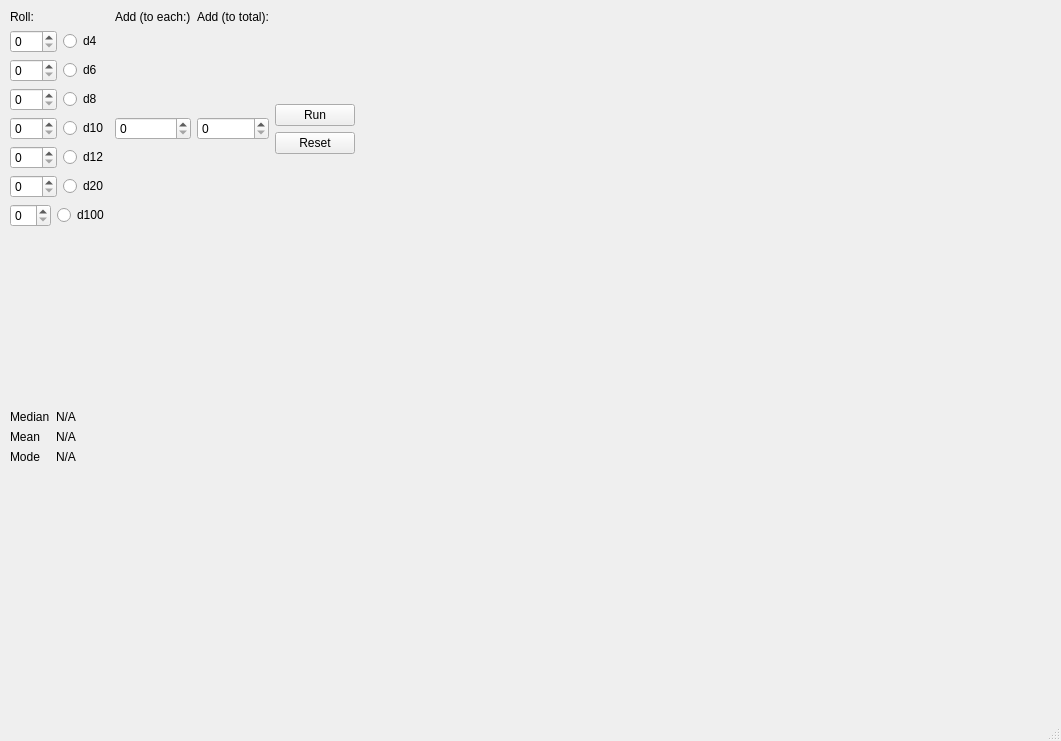
Before: the Qt Designer form ui/MainWindow.ui in AGMMGA/dice-roller, drawn with Qt 5.
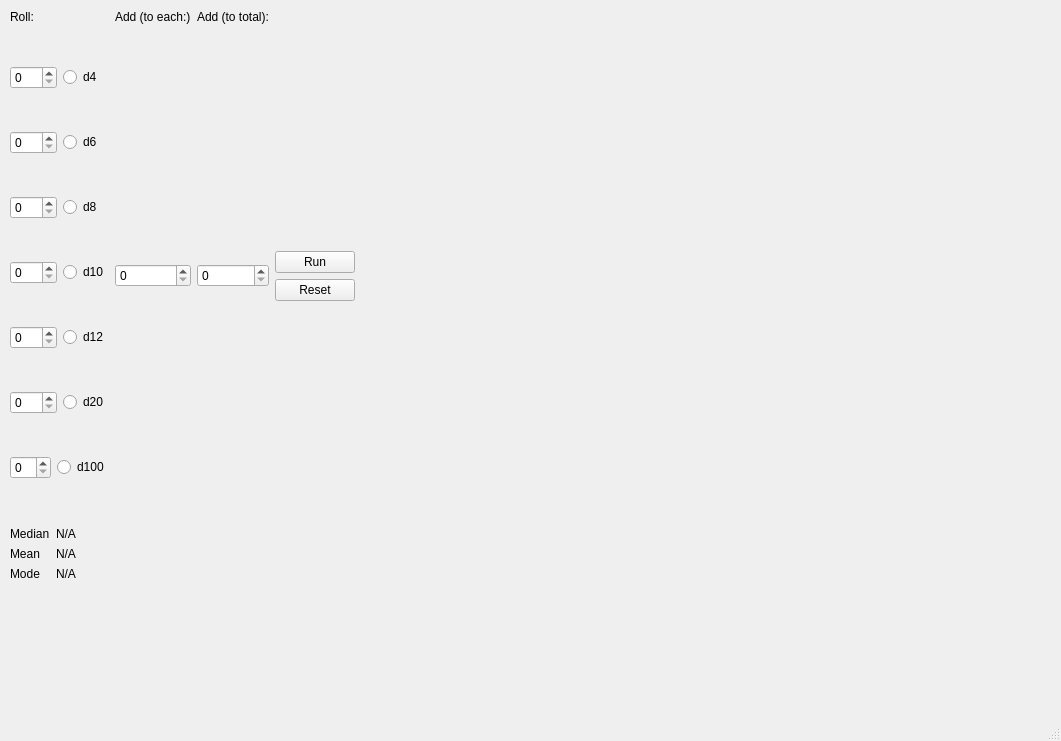
After: the same form once the commit is applied.

Patch:
```diff
--- a/ui/MainWindow.ui
+++ b/ui/MainWindow.ui
@@ -14,7 +14,7 @@
    <string>MainWindow</string>
   </property>
   <widget class="QWidget" name="centralwidget">
-   <widget class="QWidget" name="">
+   <widget class="QWidget" name="layoutWidget">
     <property name="geometry">
      <rect>
       <x>10</x>
@@ -23,7 +23,7 @@
       <height>571</height>
      </rect>
     </property>
-    <layout class="QVBoxLayout" name="mainLayout" stretch="1,1,1">
+    <layout class="QVBoxLayout" name="mainLayout" stretch="1,0">
      <item>
       <layout class="QGridLayout" name="diceGridLayout">
        <item row="1" column="0">
@@ -214,9 +214,6 @@
        </item>
       </layout>
      </item>
-     <item>
-      <widget class="QWidget" name="graphWidget" native="true"/>
-     </item>
      <item>
       <layout class="QFormLayout" name="statsForm">
        <property name="sizeConstraint">
```
